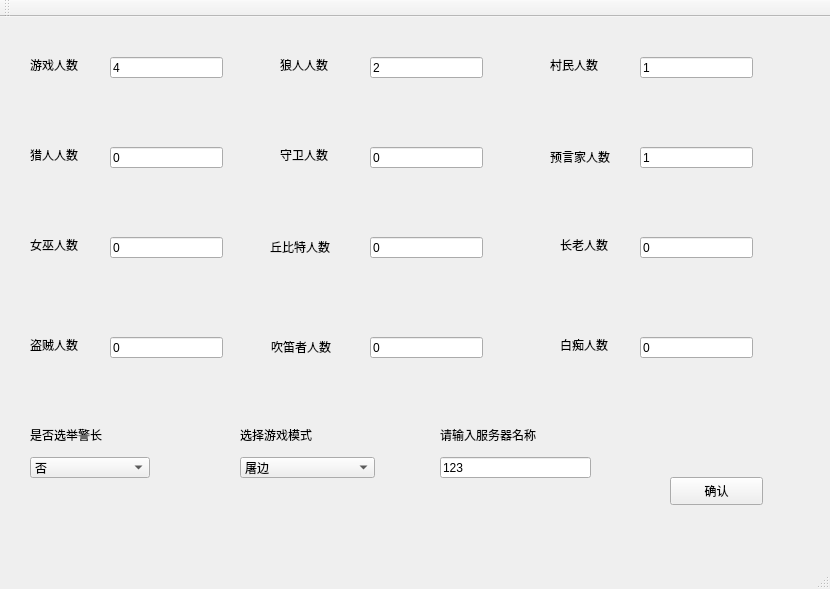
This is server/mainwindow.ui in GeminiBuddies/OOPLRS as Qt 5 draws it before an edit. The edited form follows.
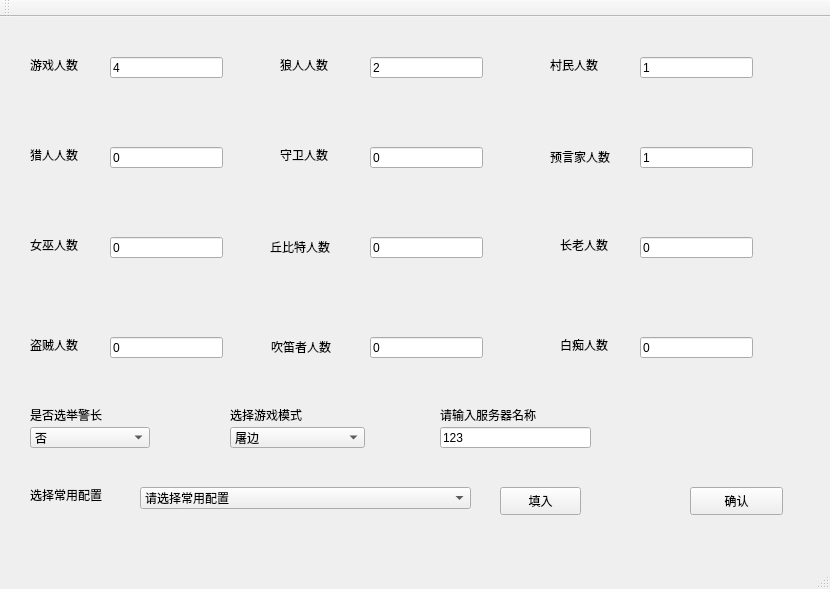
This is the edited form.

Patch:
```diff
--- a/server/mainwindow.ui
+++ b/server/mainwindow.ui
@@ -17,8 +17,8 @@
    <widget class="QPushButton" name="pushButton">
     <property name="geometry">
      <rect>
-      <x>670</x>
-      <y>460</y>
+      <x>690</x>
+      <y>470</y>
       <width>93</width>
       <height>28</height>
      </rect>
@@ -342,8 +342,8 @@
    <widget class="QComboBox" name="model">
     <property name="geometry">
      <rect>
-      <x>240</x>
-      <y>440</y>
+      <x>230</x>
+      <y>410</y>
       <width>135</width>
       <height>21</height>
      </rect>
@@ -363,7 +363,7 @@
     <property name="geometry">
      <rect>
       <x>30</x>
-      <y>440</y>
+      <y>410</y>
       <width>120</width>
       <height>21</height>
      </rect>
@@ -386,7 +386,7 @@
     <property name="geometry">
      <rect>
       <x>30</x>
-      <y>410</y>
+      <y>390</y>
       <width>111</width>
       <height>16</height>
      </rect>
@@ -398,8 +398,8 @@
    <widget class="QLabel" name="label_14">
     <property name="geometry">
      <rect>
-      <x>240</x>
-      <y>410</y>
+      <x>230</x>
+      <y>390</y>
       <width>111</width>
       <height>16</height>
      </rect>
@@ -412,7 +412,7 @@
     <property name="geometry">
      <rect>
       <x>440</x>
-      <y>410</y>
+      <y>390</y>
       <width>131</width>
       <height>16</height>
      </rect>
@@ -425,7 +425,7 @@
     <property name="geometry">
      <rect>
       <x>440</x>
-      <y>440</y>
+      <y>410</y>
       <width>151</width>
       <height>21</height>
      </rect>
@@ -434,6 +434,62 @@
      <string>123</string>
     </property>
    </widget>
+   <widget class="QLabel" name="label_16">
+    <property name="geometry">
+     <rect>
+      <x>30</x>
+      <y>470</y>
+      <width>101</width>
+      <height>16</height>
+     </rect>
+    </property>
+    <property name="text">
+     <string>选择常用配置</string>
+    </property>
+   </widget>
+   <widget class="QComboBox" name="commonConfig">
+    <property name="geometry">
+     <rect>
+      <x>140</x>
+      <y>470</y>
+      <width>331</width>
+      <height>22</height>
+     </rect>
+    </property>
+    <item>
+     <property name="text">
+      <string>请选择常用配置</string>
+     </property>
+    </item>
+    <item>
+     <property name="text">
+      <string>9人局:3狼3民1女巫1猎人1预言家</string>
+     </property>
+    </item>
+    <item>
+     <property name="text">
+      <string>12人局:4狼4民1女巫1猎人1预言家1守卫</string>
+     </property>
+    </item>
+    <item>
+     <property name="text">
+      <string>15人局:5狼5民1女巫1猎人1预言家1守卫1白痴</string>
+     </property>
+    </item>
+   </widget>
+   <widget class="QPushButton" name="fillin">
+    <property name="geometry">
+     <rect>
+      <x>500</x>
+      <y>470</y>
+      <width>81</width>
+      <height>28</height>
+     </rect>
+    </property>
+    <property name="text">
+     <string>填入</string>
+    </property>
+   </widget>
   </widget>
   <widget class="QMenuBar" name="menuBar">
    <property name="geometry">
```
